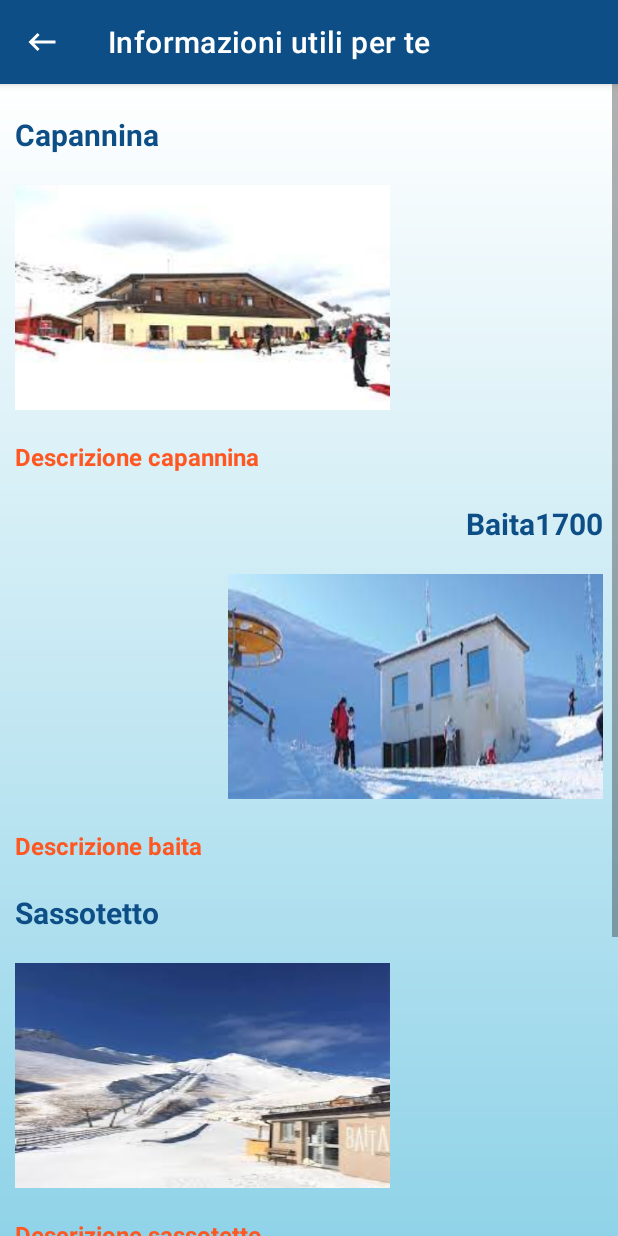
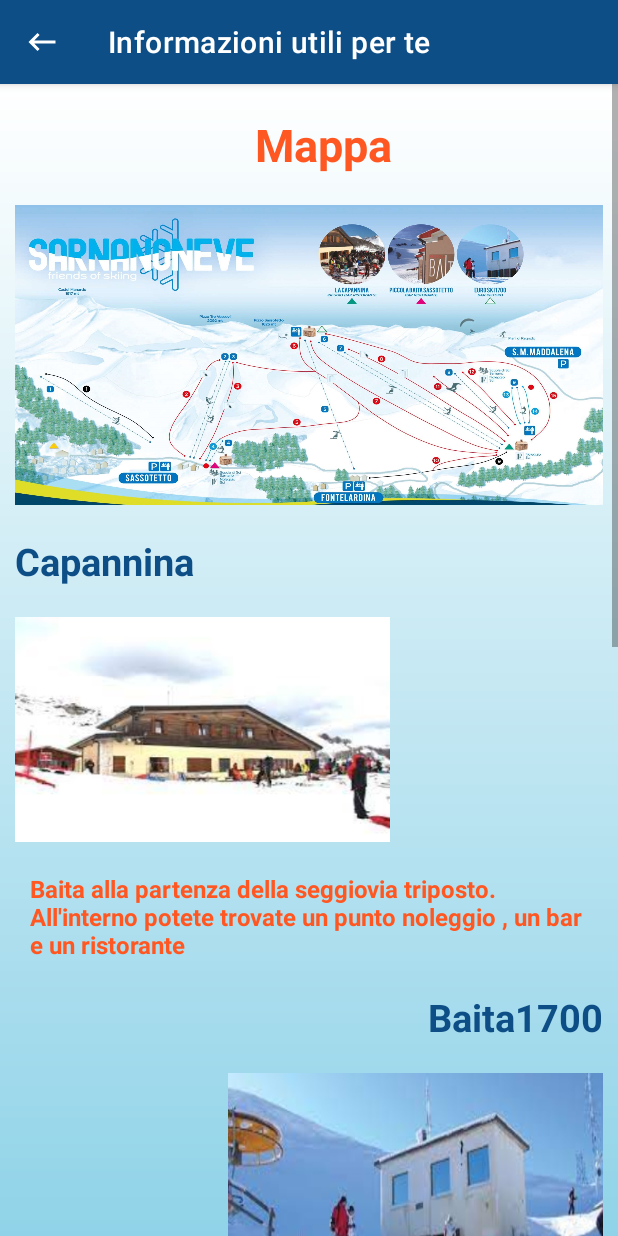
Before and after one commit to Luca-Marcianesi/App_SarnanoNeve-Kotlin, an Android app: the InformazioniActivity screen opened directly, with no data from a screen before it, on a phone screen of 412 x 824 dp. Run offline under Robolectric (Android 15) with nearby library versions, the phone set to English and light mode, and no system bars.

Commit message:
informazioni

```diff
--- a/app/src/main/res/layout/activity_informazioni.xml
+++ b/app/src/main/res/layout/activity_informazioni.xml
@@ -1,8 +1,7 @@
 <?xml version="1.0" encoding="utf-8"?>
-<androidx.constraintlayout.widget.ConstraintLayout
+<androidx.constraintlayout.widget.ConstraintLayout xmlns:android="http://schemas.android.com/apk/res/android"
     xmlns:app="http://schemas.android.com/apk/res-auto"
     xmlns:tools="http://schemas.android.com/tools"
-    xmlns:android="http://schemas.android.com/apk/res/android"
     android:layout_width="match_parent"
     android:layout_height="match_parent"
     tools:context=".Ui.Informazioni.InformazioniActivity">
@@ -18,168 +17,197 @@
             style="@style/Widget.MaterialComponents.Toolbar.Primary"
             android:layout_width="match_parent"
             android:layout_height="?attr/actionBarSize"
-            app:title="Informazioni utili per te"
             app:menu="@menu/top_bar"
-            app:navigationIcon="@drawable/ic_baseline_keyboard_backspace_24" />
+            app:navigationIcon="@drawable/ic_baseline_keyboard_backspace_24"
+            app:title="Informazioni utili per te" />
 
     </com.google.android.material.appbar.AppBarLayout>
 
     <ScrollView
         android:layout_width="0dp"
         android:layout_height="0dp"
+        android:background="@drawable/ombre_home"
         app:layout_constraintBottom_toBottomOf="parent"
         app:layout_constraintEnd_toEndOf="parent"
         app:layout_constraintStart_toStartOf="parent"
-        app:layout_constraintTop_toBottomOf="@+id/appBarLayout"
-        android:background="@drawable/ombre_home">
+        app:layout_constraintTop_toBottomOf="@+id/appBarLayout">
 
         <LinearLayout
             android:layout_width="match_parent"
             android:layout_height="wrap_content"
             android:orientation="vertical">
 
+            <TextView
+                android:layout_width="wrap_content"
+                android:layout_height="wrap_content"
+                android:layout_gravity="center"
+                android:layout_marginStart="10dp"
+                android:layout_marginTop="20dp"
+                android:text="Mappa"
+                android:textColor="@color/orange"
+                android:textSize="30sp"
+                android:textStyle="bold">
+
+            </TextView>
+
+
+            <ImageView
+                android:layout_width="match_parent"
+                android:layout_height="200dp"
+                android:layout_gravity="center"
+                android:layout_marginStart="10dp"
+                android:layout_marginTop="20dp"
+                android:layout_marginEnd="10dp"
+                android:scaleType="fitXY"
+                android:src="@drawable/mappa_piste">
+
+            </ImageView>
+
 
             <TextView
                 android:layout_width="wrap_content"
                 android:layout_height="wrap_content"
+                android:layout_marginStart="10dp"
+                android:layout_marginTop="20dp"
                 android:text="Capannina"
-                android:textSize="20sp"
                 android:textColor="@color/blue"
-                android:textStyle="bold"
-                android:layout_marginTop="20dp"
-                android:layout_marginStart="10dp"
-                >
+                android:textSize="25sp"
+                android:textStyle="bold">
 
             </TextView>
 
             <ImageView
                 android:layout_width="250dp"
                 android:layout_height="150dp"
+                android:layout_marginStart="10dp"
+                android:layout_marginTop="20dp"
                 android:scaleType="fitXY"
-                android:src="@drawable/capannina"
-                android:layout_marginTop="20dp"
-                android:layout_marginStart="10dp">
+                android:src="@drawable/capannina">
 
             </ImageView>
 
             <TextView
                 android:layout_width="wrap_content"
                 android:layout_height="wrap_content"
-                android:text="Descrizione capannina"
+                android:layout_marginStart="20dp"
+                android:layout_marginEnd="20dp"
+                android:layout_marginTop="20dp"
+
+                android:text="@string/info_capannina"
+                android:textColor="@color/orange"
                 android:textSize="16sp"
-                android:textColor="@color/orange"
-                android:textStyle="bold"
-                android:layout_marginTop="20dp"
-                android:layout_marginStart="10dp">
+                android:textStyle="bold">
 
             </TextView>
 
             <TextView
                 android:layout_width="wrap_content"
                 android:layout_height="wrap_content"
-                android:text="Baita1700"
                 android:layout_gravity="end"
-                android:textSize="20sp"
-                android:textColor="@color/blue"
-                android:textStyle="bold"
                 android:layout_marginTop="20dp"
                 android:layout_marginEnd="10dp"
-                >
+                android:text="Baita1700"
+                android:textColor="@color/blue"
+                android:textSize="25sp"
+                android:textStyle="bold">
 
             </TextView>
 
             <ImageView
                 android:layout_width="250dp"
                 android:layout_height="150dp"
+                android:layout_gravity="end"
+                android:layout_marginTop="20dp"
+                android:layout_marginEnd="10dp"
                 android:scaleType="fitXY"
-                android:layout_gravity="end"
-                android:src="@drawable/baita1700"
-                android:layout_marginTop="20dp"
-                android:layout_marginEnd="10dp">
+                android:src="@drawable/baita1700">
 
             </ImageView>
 
             <TextView
                 android:layout_width="wrap_content"
                 android:layout_height="wrap_content"
-                android:text="Descrizione baita"
+                android:layout_marginStart="20dp"
+                android:layout_marginEnd="20dp"
+                android:layout_marginTop="20dp"
+                android:text="@string/info_baita1700"
+                android:textColor="@color/orange"
                 android:textSize="16sp"
-                android:textColor="@color/orange"
-                android:textStyle="bold"
-                android:layout_marginTop="20dp"
-                android:layout_marginStart="10dp">
+                android:textStyle="bold">
 
             </TextView>
 
             <TextView
                 android:layout_width="wrap_content"
                 android:layout_height="wrap_content"
+                android:layout_marginStart="10dp"
+                android:layout_marginTop="20dp"
                 android:text="Sassotetto"
-                android:textSize="20sp"
                 android:textColor="@color/blue"
-                android:textStyle="bold"
-                android:layout_marginTop="20dp"
-                android:layout_marginStart="10dp"
-                >
+                android:textSize="25sp"
+                android:textStyle="bold">
 
             </TextView>
 
             <ImageView
                 android:layout_width="250dp"
                 android:layout_height="150dp"
+                android:layout_marginStart="10dp"
+                android:layout_marginTop="20dp"
                 android:scaleType="fitXY"
-                android:src="@drawable/sassotetto"
-                android:layout_marginTop="20dp"
-                android:layout_marginStart="10dp">
+                android:src="@drawable/sassotetto">
 
             </ImageView>
 
             <TextView
                 android:layout_width="wrap_content"
                 android:layout_height="wrap_content"
-                android:text="Descrizione sassotetto"
+                android:layout_marginStart="20dp"
+                android:layout_marginEnd="20dp"
+                android:layout_marginTop="20dp"
+
+                android:text="@string/info_sassotetto"
+                android:textColor="@color/orange"
                 android:textSize="16sp"
-                android:textColor="@color/orange"
-                android:textStyle="bold"
-                android:layout_marginTop="20dp"
-                android:layout_marginStart="10dp">
+                android:textStyle="bold">
 
             </TextView>
 
             <TextView
                 android:layout_width="wrap_content"
                 android:layout_height="wrap_content"
-                android:text="Scuola scii"
                 android:layout_gravity="end"
-                android:textSize="20sp"
-                android:textColor="@color/blue"
-                android:textStyle="bold"
                 android:layout_marginTop="20dp"
                 android:layout_marginEnd="10dp"
-                >
+                android:text="Scuola scii"
+                android:textColor="@color/blue"
+                android:textSize="25sp"
+                android:textStyle="bold">
 
             </TextView>
 
             <ImageView
                 android:layout_width="250dp"
                 android:layout_height="150dp"
+                android:layout_gravity="end"
+                android:layout_marginTop="20dp"
+                android:layout_marginEnd="10dp"
                 android:scaleType="fitXY"
-                android:layout_gravity="end"
-                android:src="@drawable/scuolascii"
-                android:layout_marginTop="20dp"
-                android:layout_marginEnd="10dp">
+                android:src="@drawable/scuolascii">
 
             </ImageView>
 
             <TextView
                 android:layout_width="wrap_content"
                 android:layout_height="wrap_content"
-                android:text="Scuola"
+                android:layout_marginStart="20dp"
+                android:layout_marginTop="20dp"
+                android:layout_marginEnd="20dp"
+                android:layout_marginBottom="20dp"
+                android:text="@string/info_scuola"
+                android:textColor="@color/orange"
                 android:textSize="16sp"
-                android:textColor="@color/orange"
-                android:textStyle="bold"
-                android:layout_marginTop="20dp"
-                android:layout_marginStart="10dp">
+                android:textStyle="bold">
 
             </TextView>
 
@@ -187,4 +215,6 @@
     </ScrollView>
 
 
+
+
 </androidx.constraintlayout.widget.ConstraintLayout>
--- /dev/null
+++ b/app/src/main/res/values/informazioni.xml
@@ -0,0 +1,8 @@
+<?xml version="1.0" encoding="utf-8"?>
+<resources>
+
+    <string name="info_capannina">"Baita alla partenza della seggiovia triposto. All'interno potete trovate un punto noleggio , un bar e un ristorante"</string>
+    <string name="info_baita1700">"Alla arrivo della seggiovia triposto e della biposto è il luogo perfetto per fermarsi a mangiare qualcosa di veloce sui tavoli all'aperto immersi nelle montagne"</string>
+    <string name="info_sassotetto">"Una piccola baita a sassotetto perfetta per ospitare le famiglie poichè si affaccia sulle piste più semplici del comprensorio"</string>
+    <string name="info_scuola">"Venendo sulla strada poco oltre la Capannina troverete una casetta di legno che ospita i nostri maestri pronti a insegnarvi tutti i segrti dello scii/snowboard.(Possibile anche il noleggio dell'attrezzatura)"</string>
+</resources>
```
Also changed, not shown: app/src/main/res/drawable/mappa_piste.jpg (added).
